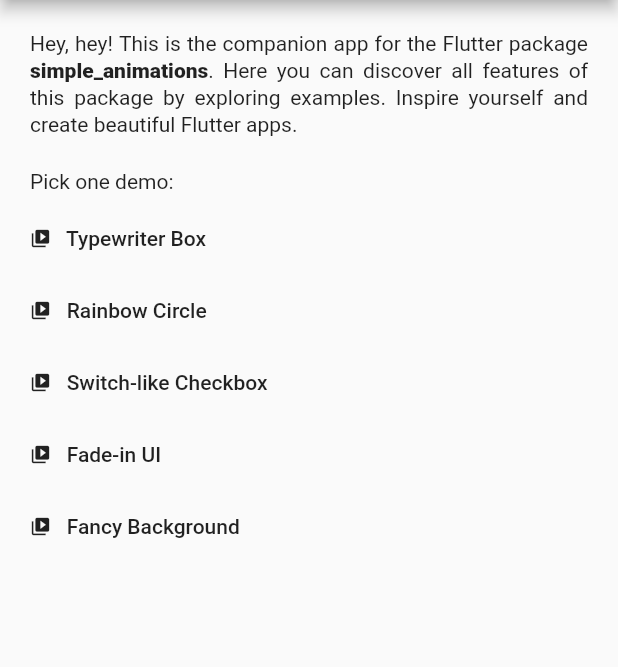
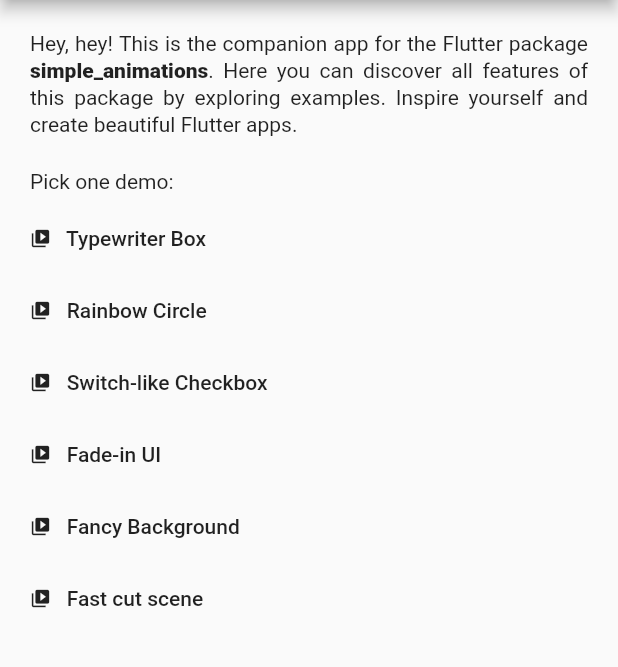
Before and after one commit to ericodex/simple_animations_example_app, a Flutter app: the screen it shows after launch, on a phone screen of 412 x 824 dp, the part 84-751 px from its top. Run offline on Flutter 3.47's test engine with Material 2 defaults, Android fonts, the phone set to English and light mode, and no system bars; our stand-ins replace simple_animations.

Commit message:
added basic structure of fast cut scene

```diff
--- a/lib/examples_configuration.dart
+++ b/lib/examples_configuration.dart
@@ -1,6 +1,7 @@
 import 'package:flutter/widgets.dart';
 import 'package:simple_animations_example_app/examples/fade-in-ui.dart';
 import 'package:simple_animations_example_app/examples/fancy-background.dart';
+import 'package:simple_animations_example_app/examples/fast-cut-scene.dart';
 import 'package:simple_animations_example_app/examples/rainbow_circle.dart';
 import 'package:simple_animations_example_app/examples/switchlike-checkbox.dart';
 import 'package:simple_animations_example_app/examples/typewriter_box.dart';
@@ -17,8 +18,10 @@ ExamplesConfiguration getExamplesConfiguration() {
       builder: (context) => SwitchlikeCheckboxDemo()));
   configuration.add(
       ExampleItem(name: "Fade-in UI", builder: (context) => FadeInUiDemo()));
-  configuration.add(
-      ExampleItem(name: "Fancy Background", builder: (context) => FancyBackgroundDemo()));
+  configuration.add(ExampleItem(
+      name: "Fancy Background", builder: (context) => FancyBackgroundDemo()));
+  configuration.add(ExampleItem(
+      name: "Fast cut scene", builder: (context) => FastCutSceneDemo()));
 
   return configuration;
 }
```
Also changed, not shown: lib/examples/fast-cut-scene.dart (added, +51 -0 lines).
